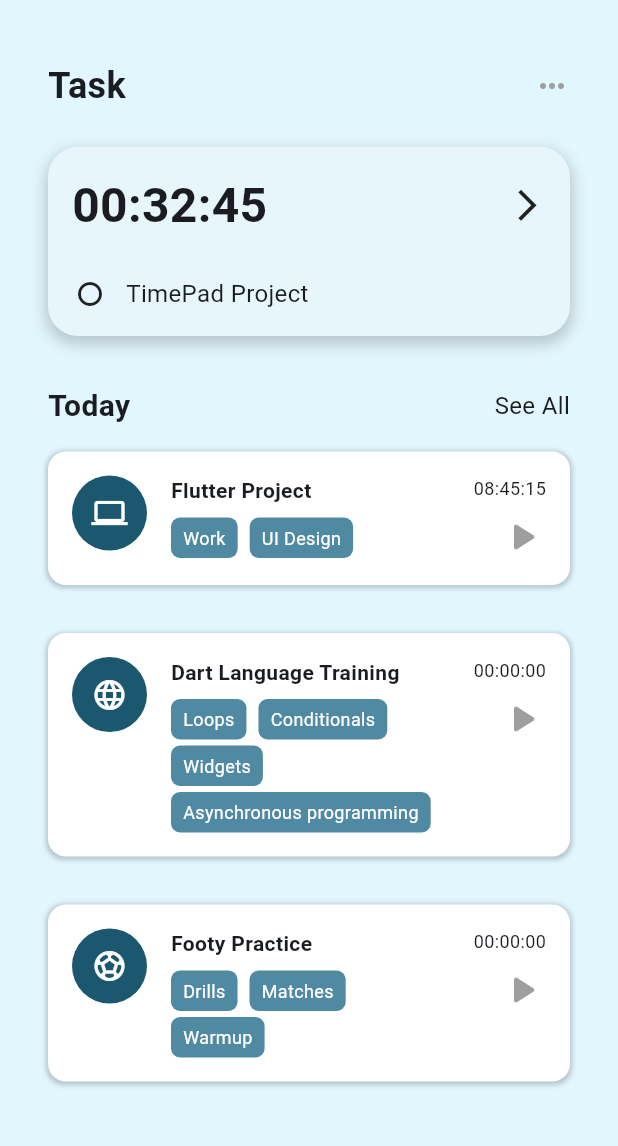
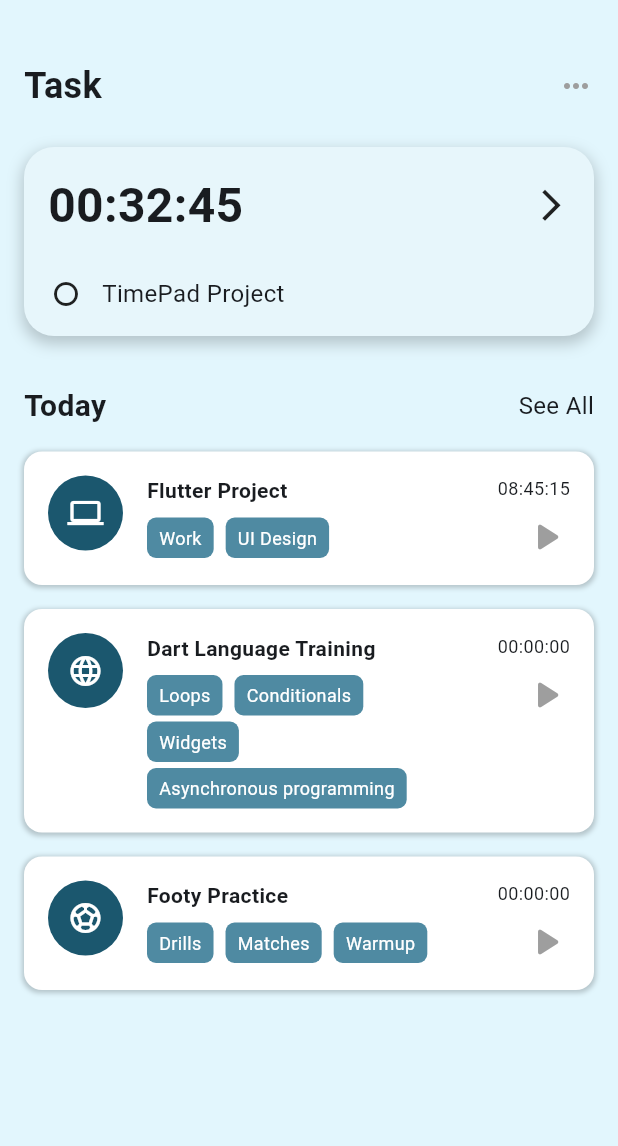
Before and after one commit to daiyaan-2000/TimeTracker, a Flutter app: the DashboardPage screen opened directly, on a phone screen of 412 x 824 dp, the part 84-1230 px from its top. Run offline on Flutter 3.47's test engine with Material 3 defaults, Android fonts, the phone set to English and light mode, and no system bars.

Commit message:
Minor issues with spacing fixed

```diff
--- a/lib/pages/dashboard_page.dart
+++ b/lib/pages/dashboard_page.dart
@@ -12,8 +12,6 @@ class DashboardPage extends StatelessWidget {
       backgroundColor: Color.fromARGB(255, 226, 246, 253),
       body: SingleChildScrollView(
         padding: EdgeInsets.all(16),
-        child: Container(
-          margin: EdgeInsets.symmetric(horizontal: 16),
         child: Column(
           children: [
             SizedBox(height: 24),
@@ -39,10 +37,7 @@ class DashboardPage extends StatelessWidget {
                 ),
                 Text(
                   'See All',
-                    style: TextStyle(
-                      fontSize: 16,
-                      fontWeight: FontWeight.normal,
-                    ),
+                  style: TextStyle(fontSize: 16, fontWeight: FontWeight.normal),
                 ),
               ],
             ),
@@ -54,7 +49,6 @@ class DashboardPage extends StatelessWidget {
               timer: '08:45:15',
               details: ['Work', 'UI Design'],
             ),
-              const SizedBox(height: 16),
             TaskCards(
               icon: Icon(Icons.language, color: Colors.white),
               title: 'Dart Language Training',
@@ -66,7 +60,6 @@ class DashboardPage extends StatelessWidget {
                 'Asynchronous programming',
               ],
             ),
-              const SizedBox(height: 16),
             TaskCards(
               icon: Icon(Icons.sports_soccer, color: Colors.white),
               title: 'Footy Practice',
@@ -74,7 +67,6 @@ class DashboardPage extends StatelessWidget {
               details: ['Drills', 'Matches', 'Warmup'],
             ),
           ],
-          ),
         ),
       ),
     );
```
Lines whose indentation alone changed are shown as unchanged.
